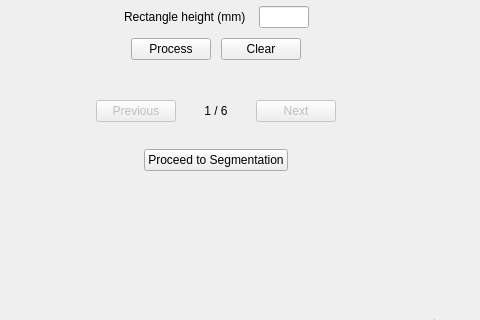
Before: the Qt Designer form dissection_photo/dissection_photo/MainWindow.ui in freesurfer/freesurfer, drawn with Qt 5; both pictures show x 0 to 480 and y 128 to 448 of the 1251 by 907 pixel window.
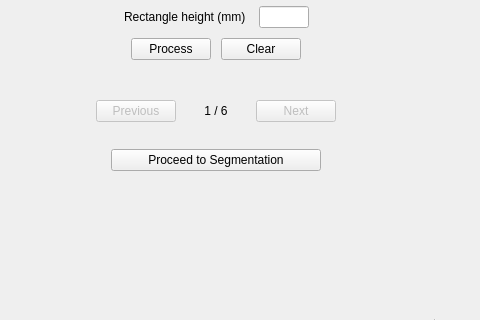
After: the same form once the commit is applied. The open tabs and pages were chosen to show the change. Custom widgets are drawn as their Qt base class.

Commit message: Integrated UIfor dissection photo

Diff of the .ui file:
```diff
--- a/dissection_photo/dissection_photo/MainWindow.ui
+++ b/dissection_photo/dissection_photo/MainWindow.ui
@@ -1194,6 +1194,12 @@
                 <property name="enabled">
                  <bool>true</bool>
                 </property>
+                <property name="minimumSize">
+                 <size>
+                  <width>210</width>
+                  <height>0</height>
+                 </size>
+                </property>
                 <property name="text">
                  <string>Proceed to Segmentation</string>
                 </property>
```
Left out of the diff: 8 changed lines with no effect on the pictures. The commit also changes 1 other file.
